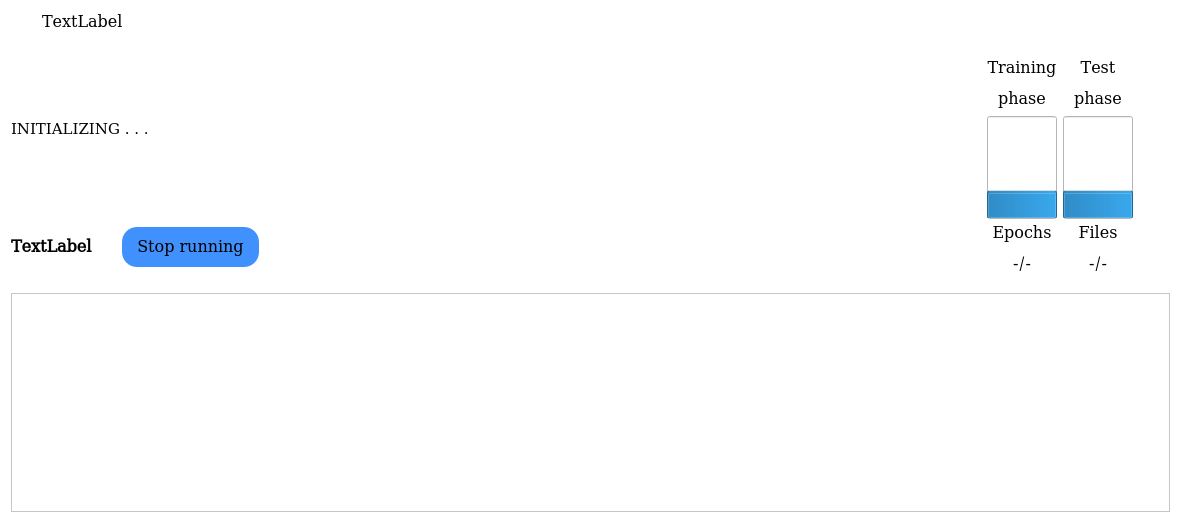
Qt form ui_run.ui (BiaPyX/BiaPy-GUI) before a commit.
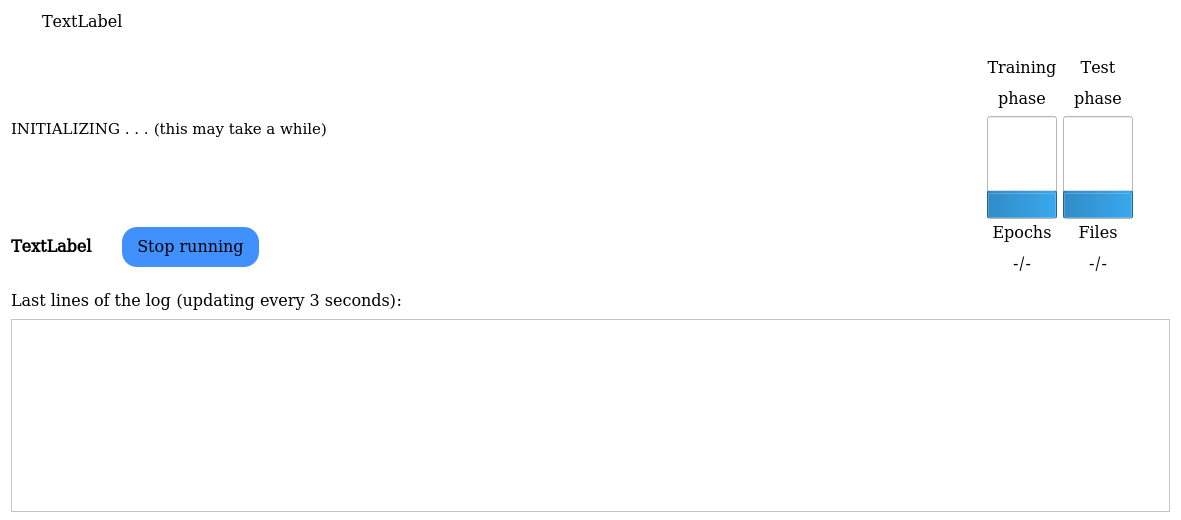
The same form after that commit. Icons and pictures are not drawn.

The edit to the form file:
```diff
--- a/ui_run.ui
+++ b/ui_run.ui
@@ -357,7 +357,7 @@
                   </font>
                  </property>
                  <property name="text">
-                  <string>INITIALIZING . . . </string>
+                  <string>INITIALIZING . . . (this may take a while)</string>
                  </property>
                  <property name="openExternalLinks">
                   <bool>true</bool>
@@ -653,12 +653,25 @@
            </layout>
           </widget>
          </item>
+         <item>
+          <widget class="QLabel" name="label">
+           <property name="font">
+            <font>
+             <family>DejaVu Math TeX Gyre</family>
+             <pointsize>12</pointsize>
+            </font>
+           </property>
+           <property name="text">
+            <string>Last lines of the log (updating every 3 seconds):</string>
+           </property>
+          </widget>
+         </item>
          <item>
           <widget class="QTextBrowser" name="run_biapy_log">
            <property name="minimumSize">
             <size>
              <width>0</width>
-             <height>210</height>
+             <height>0</height>
             </size>
            </property>
            <property name="maximumSize">
```
